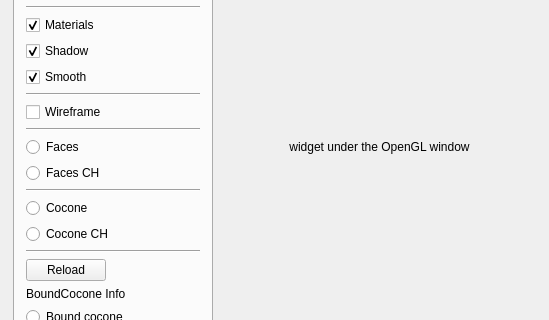
This is src/qt/main_window.ui in cppd/math as Qt 5 draws it before an edit; both pictures show x 0 to 549 and y 163 to 483 of the 549 by 624 pixel window. The edited form follows.
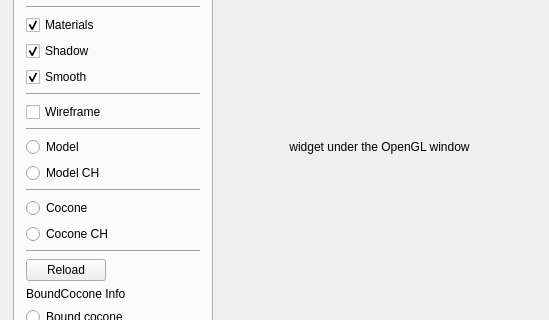
This is the edited form. The open tabs and pages were chosen to show the change. Custom widgets are drawn as their Qt base class.

Commit message: the same scale for all 3D models

Patch:
```diff
--- a/src/qt/main_window.ui
+++ b/src/qt/main_window.ui
@@ -284,14 +284,14 @@
                <item>
                 <widget class="QRadioButton" name="radioButton_Faces">
                  <property name="text">
-                  <string>Faces</string>
+                  <string>Model</string>
                  </property>
                 </widget>
                </item>
                <item>
                 <widget class="QRadioButton" name="radioButton_FacesConvexHull">
                  <property name="text">
-                  <string>Faces CH</string>
+                  <string>Model CH</string>
                  </property>
                 </widget>
                </item>
```
Left out of the diff: 6 changed lines with no effect on the pictures. The commit also changes 9 other files.
